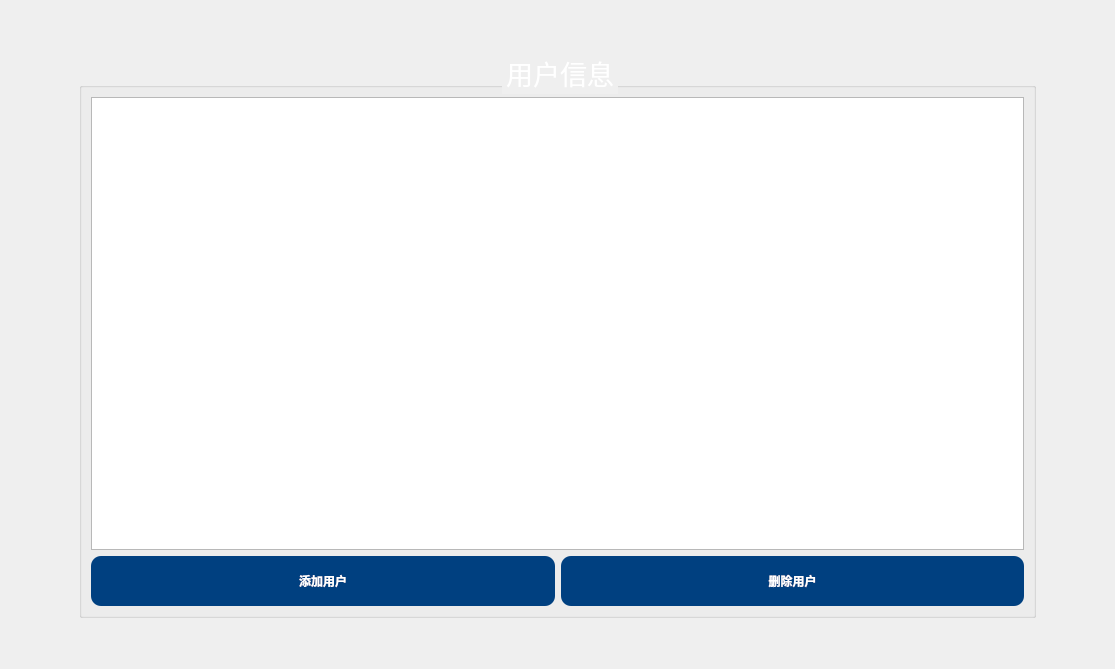
Old version of the form App/Page/user.ui in the repository bjc123321/30KWZFDZZJCY.
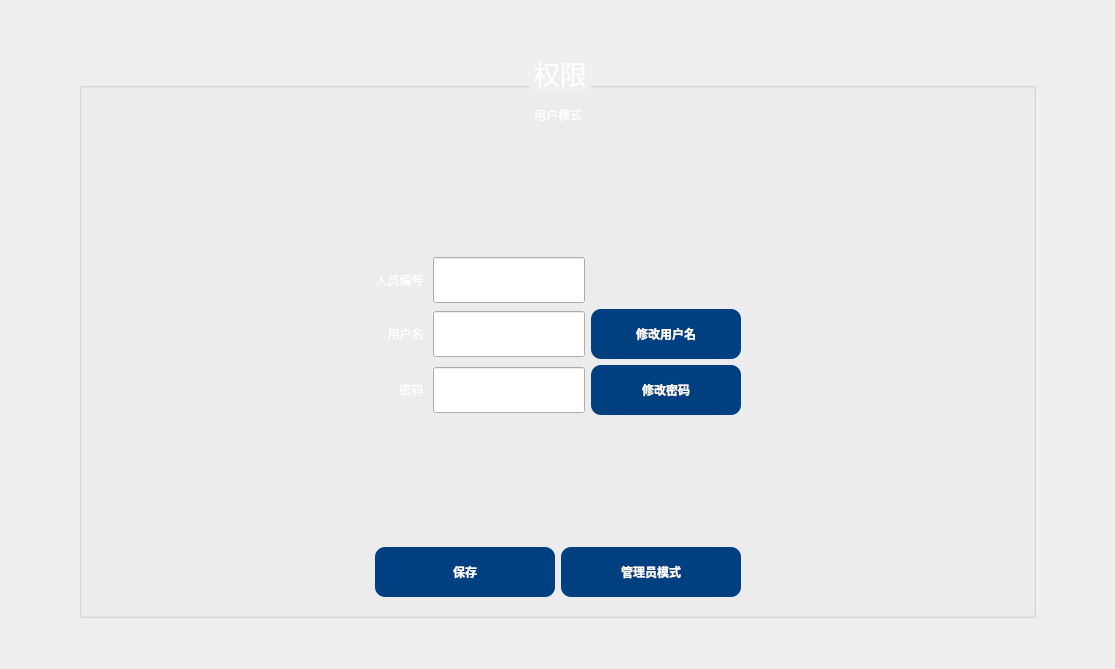
New version of the form.

Commit message: 新增用户模式和管理员模式UI

Diff of the .ui file:
```diff
--- a/App/Page/user.ui
+++ b/App/Page/user.ui
@@ -54,13 +54,34 @@
 }</string>
      </property>
      <property name="title">
-      <string>用户信息</string>
+      <string>权限</string>
      </property>
      <property name="alignment">
       <set>Qt::AlignCenter</set>
      </property>
-     <layout class="QVBoxLayout" name="verticalLayout_2">
+     <layout class="QGridLayout" name="gridLayout_2">
+      <item row="0" column="0">
+       <widget class="QStackedWidget" name="stackedWidget">
+        <property name="currentIndex">
+         <number>1</number>
+        </property>
+        <widget class="QWidget" name="page">
+         <layout class="QGridLayout" name="gridLayout_3">
+          <item row="0" column="0">
+           <layout class="QHBoxLayout" name="horizontalLayout_2">
       <item>
+             <widget class="QLabel" name="label">
+              <property name="text">
+               <string>管理员模式</string>
+              </property>
+              <property name="alignment">
+               <set>Qt::AlignCenter</set>
+              </property>
+             </widget>
+            </item>
+           </layout>
+          </item>
+          <item row="1" column="0">
        <widget class="QTableView" name="tableView">
         <property name="verticalScrollBarPolicy">
          <enum>Qt::ScrollBarAsNeeded</enum>
@@ -73,7 +94,7 @@
         </property>
        </widget>
       </item>
-      <item>
+          <item row="2" column="0">
        <layout class="QHBoxLayout" name="horizontalLayout">
         <item>
          <widget class="QPushButton" name="pushButton">
@@ -89,7 +110,167 @@
           </property>
          </widget>
         </item>
-       </layout>
+            <item>
+             <widget class="QPushButton" name="pushButton_7">
+              <property name="text">
+               <string>退出管理员模式</string>
+              </property>
+             </widget>
+            </item>
+           </layout>
+          </item>
+         </layout>
+        </widget>
+        <widget class="QWidget" name="page_2">
+         <layout class="QGridLayout" name="gridLayout_5">
+          <item row="1" column="1">
+           <spacer name="verticalSpacer_3">
+            <property name="orientation">
+             <enum>Qt::Vertical</enum>
+            </property>
+            <property name="sizeHint" stdset="0">
+             <size>
+              <width>20</width>
+              <height>40</height>
+             </size>
+            </property>
+           </spacer>
+          </item>
+          <item row="3" column="1">
+           <spacer name="verticalSpacer_4">
+            <property name="orientation">
+             <enum>Qt::Vertical</enum>
+            </property>
+            <property name="sizeHint" stdset="0">
+             <size>
+              <width>20</width>
+              <height>40</height>
+             </size>
+            </property>
+           </spacer>
+          </item>
+          <item row="4" column="1">
+           <layout class="QHBoxLayout" name="horizontalLayout_4">
+            <item>
+             <widget class="QPushButton" name="pushButton_5">
+              <property name="text">
+               <string>保存</string>
+              </property>
+             </widget>
+            </item>
+            <item>
+             <widget class="QPushButton" name="pushButton_6">
+              <property name="text">
+               <string>管理员模式</string>
+              </property>
+             </widget>
+            </item>
+           </layout>
+          </item>
+          <item row="2" column="0">
+           <spacer name="horizontalSpacer_3">
+            <property name="orientation">
+             <enum>Qt::Horizontal</enum>
+            </property>
+            <property name="sizeHint" stdset="0">
+             <size>
+              <width>40</width>
+              <height>20</height>
+             </size>
+            </property>
+           </spacer>
+          </item>
+          <item row="2" column="1">
+           <layout class="QGridLayout" name="gridLayout_4">
+            <item row="2" column="1">
+             <widget class="QLineEdit" name="lineEdit_3"/>
+            </item>
+            <item row="0" column="1">
+             <widget class="QLineEdit" name="lineEdit">
+              <property name="readOnly">
+               <bool>true</bool>
+              </property>
+             </widget>
+            </item>
+            <item row="2" column="0">
+             <widget class="QLabel" name="label_5">
+              <property name="text">
+               <string>密码:</string>
+              </property>
+              <property name="alignment">
+               <set>Qt::AlignRight|Qt::AlignTrailing|Qt::AlignVCenter</set>
+              </property>
+             </widget>
+            </item>
+            <item row="1" column="1">
+             <widget class="QLineEdit" name="lineEdit_2"/>
+            </item>
+            <item row="1" column="0">
+             <widget class="QLabel" name="label_4">
+              <property name="text">
+               <string>用户名:</string>
+              </property>
+              <property name="alignment">
+               <set>Qt::AlignRight|Qt::AlignTrailing|Qt::AlignVCenter</set>
+              </property>
+             </widget>
+            </item>
+            <item row="0" column="0">
+             <widget class="QLabel" name="label_3">
+              <property name="text">
+               <string>人员编号:</string>
+              </property>
+              <property name="alignment">
+               <set>Qt::AlignRight|Qt::AlignTrailing|Qt::AlignVCenter</set>
+              </property>
+             </widget>
+            </item>
+            <item row="2" column="2">
+             <widget class="QPushButton" name="pushButton_3">
+              <property name="text">
+               <string>修改密码</string>
+              </property>
+             </widget>
+            </item>
+            <item row="1" column="2">
+             <widget class="QPushButton" name="pushButton_4">
+              <property name="text">
+               <string>修改用户名</string>
+              </property>
+             </widget>
+            </item>
+           </layout>
+          </item>
+          <item row="0" column="1">
+           <layout class="QHBoxLayout" name="horizontalLayout_3">
+            <item>
+             <widget class="QLabel" name="label_2">
+              <property name="text">
+               <string>用户模式</string>
+              </property>
+              <property name="alignment">
+               <set>Qt::AlignCenter</set>
+              </property>
+             </widget>
+            </item>
+           </layout>
+          </item>
+          <item row="2" column="2">
+           <spacer name="horizontalSpacer_4">
+            <property name="orientation">
+             <enum>Qt::Horizontal</enum>
+            </property>
+            <property name="sizeHint" stdset="0">
+             <size>
+              <width>40</width>
+              <height>20</height>
+             </size>
+            </property>
+           </spacer>
+          </item>
+         </layout>
+        </widget>
+       </widget>
       </item>
      </layout>
     </widget>
```
Lines whose indentation alone changed are shown as unchanged. The commit also changes 12 other files.
